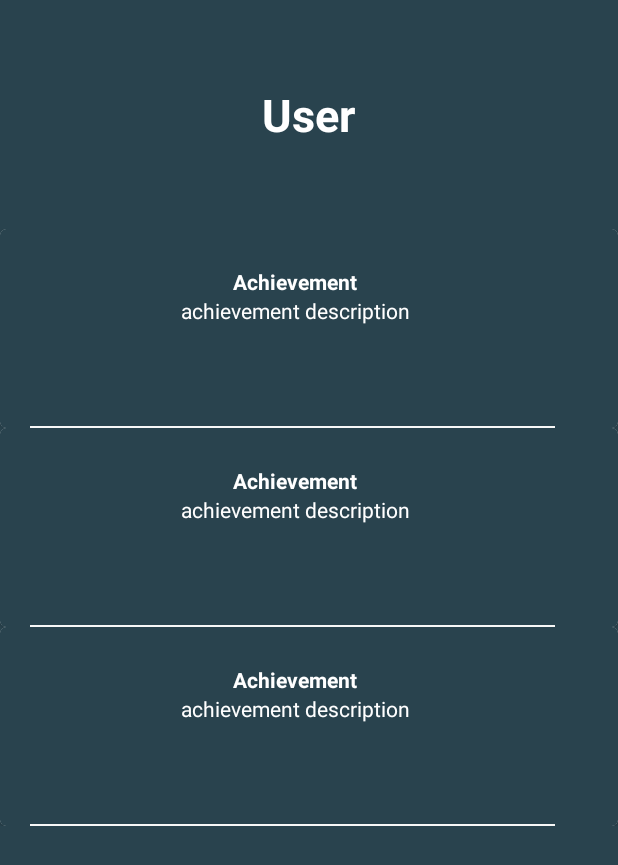
After one commit to Filippo-Venturini/MovieNerd, an Android app: the layout profile.xml on its own in the app's theme, with its tools: preview values and no code run, on a phone screen of 412 x 824 dp. The commit adds this screen. Shown: the top 865 px of the screen. Run offline under Robolectric (Android 15) with nearby library versions, the phone set to English and light mode, and no system bars; network calls fail.

Commit message:
Started gamification

```diff
--- a/app/src/main/java/com/example/movienerd/Database/UserWithFilmsDAO.java
+++ b/app/src/main/java/com/example/movienerd/Database/UserWithFilmsDAO.java
@@ -16,11 +16,6 @@ import java.util.List;
 
 @Dao
 public interface UserWithFilmsDAO {
-
-    @Transaction
-    @Query("SELECT * FROM user")
-    LiveData<List<UserWithFilms>> getUsersWithFilms();
-
     @Insert(onConflict = OnConflictStrategy.IGNORE)
     void addUserFilm(UserFilmCrossRef user);
 
--- a/app/src/main/java/com/example/movienerd/DetailsFragment.java
+++ b/app/src/main/java/com/example/movienerd/DetailsFragment.java
@@ -167,6 +167,7 @@ public class DetailsFragment extends Fragment {
                     UserFilmCrossRef currentRef = new UserFilmCrossRef(currentUser.getUser_id(),currentFilm.getFilm_id());
                     currentRef.setInWatchlist(true);
                     listViewModel.addUserFilm(currentRef);
+                    listViewModel.addUserAchievement(new UserAchievementCrossRef(currentUser.getUser_id(),1));
                 }
             });
 
--- /dev/null
+++ b/app/src/main/res/layout/achievement_card_layout.xml
@@ -0,0 +1,53 @@
+<?xml version="1.0" encoding="utf-8"?>
+<com.google.android.material.card.MaterialCardView xmlns:android="http://schemas.android.com/apk/res/android"
+    xmlns:app="http://schemas.android.com/apk/res-auto"
+    android:layout_width="match_parent"
+    android:layout_height="wrap_content">
+
+    <androidx.constraintlayout.widget.ConstraintLayout
+        android:layout_width="match_parent"
+        android:layout_height="wrap_content"
+        android:background="#29434e">
+
+        <ImageView
+            android:layout_width="85dp"
+            android:layout_height="126dp"
+            app:layout_constraintStart_toStartOf="parent"
+            app:layout_constraintTop_toTopOf="parent"
+            android:id="@+id/achievement_imageView"/>
+
+        <TextView
+            android:id="@+id/achievementTitle_textView"
+            android:layout_width="wrap_content"
+            android:layout_height="wrap_content"
+            android:layout_marginStart="70dp"
+            android:layout_marginTop="25dp"
+            android:text="Achievement"
+            app:layout_constraintStart_toEndOf="@+id/achievement_imageView"
+            app:layout_constraintTop_toTopOf="parent"
+            android:textColor="@color/white"
+            android:textStyle="bold"/>
+
+        <TextView
+            android:id="@+id/achievementDescription_textView"
+            android:layout_width="wrap_content"
+            android:layout_height="wrap_content"
+            android:layout_marginStart="35dp"
+            android:text="achievement description"
+            android:textColor="@color/white"
+            app:layout_constraintStart_toEndOf="@+id/achievement_imageView"
+            app:layout_constraintTop_toBottomOf="@+id/achievementTitle_textView" />
+
+        <View
+            style="@style/Divider"
+            android:layout_width="350dp"
+            android:layout_marginStart="20dp"
+            android:layout_marginTop="5dp"
+            android:foregroundGravity="center"
+            app:layout_constraintStart_toStartOf="parent"
+            app:layout_constraintTop_toBottomOf="@+id/achievement_imageView"
+            android:backgroundTint="#F7F7F7"/>
+
+    </androidx.constraintlayout.widget.ConstraintLayout>
+
+</com.google.android.material.card.MaterialCardView>
--- /dev/null
+++ b/app/src/main/res/layout/profile.xml
@@ -0,0 +1,29 @@
+<?xml version="1.0" encoding="utf-8"?>
+<LinearLayout xmlns:android="http://schemas.android.com/apk/res/android"
+    xmlns:tools="http://schemas.android.com/tools"
+    android:orientation="vertical"
+    android:layout_width="match_parent"
+    android:layout_height="match_parent"
+    android:background="#29434e">
+
+    <TextView
+        android:layout_width="wrap_content"
+        android:layout_height="wrap_content"
+        android:id="@+id/profile_usernameTextView"
+        android:layout_marginTop="?attr/actionBarSize"
+        android:textStyle="bold"
+        android:textColor="@color/white"
+        android:text="User"
+        android:layout_gravity="center"
+        android:textSize="30dp"/>
+
+    <androidx.recyclerview.widget.RecyclerView
+        android:id="@+id/achievement_recyclerView"
+        android:layout_width="match_parent"
+        android:layout_height="wrap_content"
+        android:layout_marginTop="?attr/actionBarSize"
+        android:orientation="vertical"
+        tools:listitem="@layout/achievement_card_layout"
+        />
+
+</LinearLayout>
--- a/app/src/main/res/menu/drawer_menu.xml
+++ b/app/src/main/res/menu/drawer_menu.xml
@@ -4,6 +4,9 @@
     tools:showIn="navigation_view">
 
     <group android:checkableBehavior="single">
+        <item android:id="@+id/nav_profile"
+            android:icon="@drawable/ic_baseline_exit_to_app_24"
+            android:title="Profile"/>
         <item android:id="@+id/nav_home"
             android:icon="@drawable/ic_baseline_home_24"
             android:title="Home"/>
```
Also changed, not shown: app/src/main/java/com/example/movienerd/Achievement.java (added, +62 -0 lines), app/src/main/java/com/example/movienerd/AchievementDiffCallback.java (added, +38 -0 lines), app/src/main/java/com/example/movienerd/Database/AchievementDAO.java (added, +23 -0 lines), app/src/main/java/com/example/movienerd/Database/AppDatabase.java (+7 -1 lines), app/src/main/java/com/example/movienerd/Database/FilmRepository.java (+33 -4 lines), app/src/main/java/com/example/movienerd/Database/UserWithAchievementDAO.java (added, +25 -0 lines), app/src/main/java/com/example/movienerd/FilmRecyclerView/AchievementCardAdapter.java (added, +69 -0 lines), app/src/main/java/com/example/movienerd/FilmRecyclerView/AchievementViewHolder.java (added, +26 -0 lines), app/src/main/java/com/example/movienerd/LoginFragment.java (+0 -7 lines), app/src/main/java/com/example/movienerd/MainActivity.java (+14 -0 lines), app/src/main/java/com/example/movienerd/ProfileFragment.java (added, +101 -0 lines), app/src/main/java/com/example/movienerd/UserAchievementCrossRef.java (added, +34 -0 lines), app/src/main/java/com/example/movienerd/UserWithAchievements.java (added, +18 -0 lines), app/src/main/java/com/example/movienerd/ViewModels/ListViewModel.java (+14 -3 lines).
